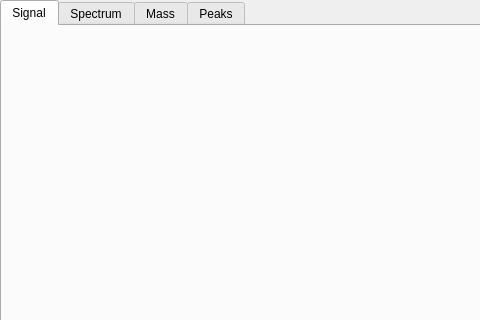
The window that src/gui/plots_qt.ui (odile9999/asan) describes before a commit, drawn with Qt 5; both pictures show x 0 to 480 and y 0 to 320 of the 800 by 500 pixel window.
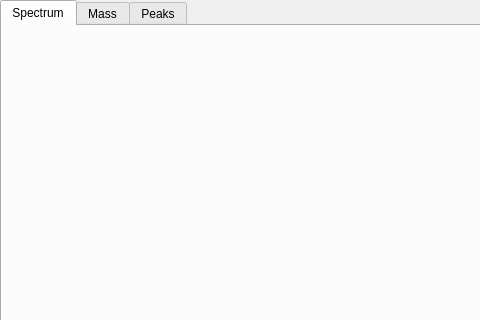
The same window after the commit.

```diff
--- a/src/gui/plots_qt.ui
+++ b/src/gui/plots_qt.ui
@@ -34,12 +34,6 @@
   <property name="currentIndex">
    <number>0</number>
   </property>
-  <widget class="QWidget" name="tab_Signal">
-   <attribute name="title">
-    <string>Signal</string>
-   </attribute>
-   <layout class="QVBoxLayout" name="verticalLayout"/>
-  </widget>
   <widget class="QWidget" name="tab_Spectrum">
    <attribute name="title">
     <string>Spectrum</string>
```
